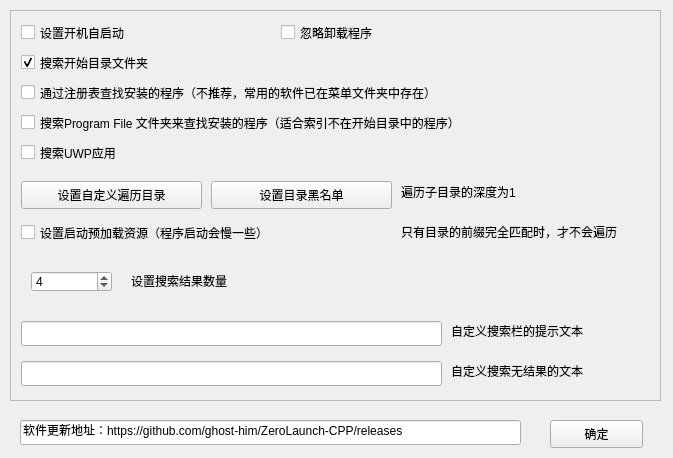
ghost-him/ZeroLaunch-CPP, file ui/settingwindow.ui: the form before one commit.
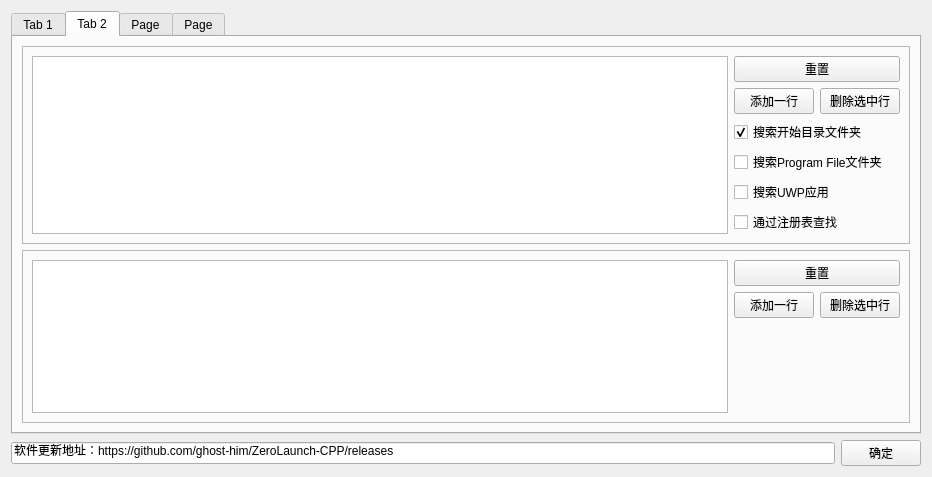
The form after the commit. The open tabs and pages were chosen to show the change.

Commit message: 重新设计了设置界面，并且完成了索引程序显示表的代码逻辑

```diff
--- a/ui/settingwindow.ui
+++ b/ui/settingwindow.ui
@@ -6,301 +6,425 @@
    <rect>
     <x>0</x>
     <y>0</y>
-    <width>673</width>
-    <height>458</height>
+    <width>932</width>
+    <height>477</height>
    </rect>
   </property>
   <property name="windowTitle">
    <string>Form</string>
   </property>
-  <widget class="QScrollArea" name="scrollArea">
-   <property name="geometry">
-    <rect>
-     <x>10</x>
-     <y>10</y>
-     <width>651</width>
-     <height>391</height>
-    </rect>
-   </property>
-   <property name="widgetResizable">
-    <bool>true</bool>
-   </property>
-   <widget class="QWidget" name="scrollAreaWidgetContents">
-    <property name="geometry">
-     <rect>
-      <x>0</x>
-      <y>0</y>
-      <width>649</width>
-      <height>389</height>
-     </rect>
-    </property>
-    <widget class="QCheckBox" name="boxAutoStart">
-     <property name="geometry">
-      <rect>
-       <x>10</x>
-       <y>10</y>
-       <width>131</width>
-       <height>23</height>
-      </rect>
+  <layout class="QGridLayout" name="gridLayout_2">
+   <item row="0" column="0" colspan="2">
+    <widget class="QTabWidget" name="tabWidget">
+     <property name="toolTip">
+      <string>&lt;html&gt;&lt;head/&gt;&lt;body&gt;&lt;p&gt;&lt;br/&gt;&lt;/p&gt;&lt;/body&gt;&lt;/html&gt;</string>
      </property>
-     <property name="text">
-      <string>设置开机自启动</string>
+     <property name="currentIndex">
+      <number>3</number>
      </property>
+     <widget class="QWidget" name="programSetting">
+      <attribute name="title">
+       <string>Tab 1</string>
+      </attribute>
+      <layout class="QVBoxLayout" name="verticalLayout_3">
+       <item>
+        <widget class="QCheckBox" name="boxAutoStart">
+         <property name="text">
+          <string>设置开机自启动</string>
+         </property>
+        </widget>
+       </item>
+       <item>
+        <widget class="QCheckBox" name="boxPreLoadResource">
+         <property name="text">
+          <string>设置启动预加载资源（程序启动会慢一些）</string>
+         </property>
+        </widget>
+       </item>
+       <item>
+        <layout class="QHBoxLayout" name="horizontalLayout_5">
+         <item>
+          <widget class="QLineEdit" name="LEPlaceholderText"/>
+         </item>
+         <item>
+          <widget class="QLabel" name="label_5">
+           <property name="text">
+            <string>自定义搜索栏的提示文本</string>
+           </property>
+          </widget>
+         </item>
+        </layout>
+       </item>
+       <item>
+        <layout class="QHBoxLayout" name="horizontalLayout_6">
+         <item>
+          <widget class="QLineEdit" name="LEEmptyText"/>
+         </item>
+         <item>
+          <widget class="QLabel" name="label_4">
+           <property name="text">
+            <string>自定义搜索无结果的文本</string>
+           </property>
+          </widget>
+         </item>
+        </layout>
+       </item>
+       <item>
+        <layout class="QHBoxLayout" name="horizontalLayout_7" stretch="1,1,8">
+         <item>
+          <widget class="QSpinBox" name="spResultItemNumber">
+           <property name="minimum">
+            <number>1</number>
+           </property>
+           <property name="maximum">
+            <number>10</number>
+           </property>
+           <property name="value">
+            <number>4</number>
+           </property>
+          </widget>
+         </item>
+         <item>
+          <widget class="QLabel" name="label">
+           <property name="text">
+            <string>设置搜索结果数量</string>
+           </property>
+          </widget>
+         </item>
+         <item>
+          <spacer name="horizontalSpacer">
+           <property name="orientation">
+            <enum>Qt::Horizontal</enum>
+           </property>
+           <property name="sizeHint" stdset="0">
+            <size>
+             <width>40</width>
+             <height>20</height>
+            </size>
+           </property>
+          </spacer>
+         </item>
+        </layout>
+       </item>
+       <item>
+        <layout class="QHBoxLayout" name="horizontalLayout_10" stretch="1,1,8">
+         <item>
+          <widget class="QSpinBox" name="spRefreshDB">
+           <property name="minimum">
+            <number>5</number>
+           </property>
+           <property name="maximum">
+            <number>9999</number>
+           </property>
+           <property name="value">
+            <number>30</number>
+           </property>
+          </widget>
+         </item>
+         <item>
+          <widget class="QLabel" name="label_2">
+           <property name="text">
+            <string>数据库刷新时间（分钟）</string>
+           </property>
+          </widget>
+         </item>
+         <item>
+          <spacer name="horizontalSpacer_2">
+           <property name="orientation">
+            <enum>Qt::Horizontal</enum>
+           </property>
+           <property name="sizeHint" stdset="0">
+            <size>
+             <width>40</width>
+             <height>20</height>
+            </size>
+           </property>
+          </spacer>
+         </item>
+        </layout>
+       </item>
+       <item>
+        <spacer name="verticalSpacer_2">
+         <property name="orientation">
+          <enum>Qt::Vertical</enum>
+         </property>
+         <property name="sizeHint" stdset="0">
+          <size>
+           <width>20</width>
+           <height>40</height>
+          </size>
+         </property>
+        </spacer>
+       </item>
+      </layout>
+     </widget>
+     <widget class="QWidget" name="pathSetting">
+      <attribute name="title">
+       <string>Tab 2</string>
+      </attribute>
+      <layout class="QGridLayout" name="gridLayout">
+       <item row="0" column="0">
+        <widget class="QFrame" name="frame">
+         <property name="frameShape">
+          <enum>QFrame::StyledPanel</enum>
+         </property>
+         <property name="frameShadow">
+          <enum>QFrame::Raised</enum>
+         </property>
+         <layout class="QHBoxLayout" name="horizontalLayout_2">
+          <item>
+           <widget class="QListWidget" name="searchList"/>
+          </item>
+          <item>
+           <layout class="QVBoxLayout" name="verticalLayout">
+            <item>
+             <widget class="QPushButton" name="btnResetSearchList">
+              <property name="text">
+               <string>重置</string>
+              </property>
+             </widget>
+            </item>
+            <item>
+             <layout class="QHBoxLayout" name="horizontalLayout">
+              <item>
+               <widget class="QPushButton" name="btnAddSearchItem">
+                <property name="text">
+                 <string>添加一行</string>
+                </property>
+               </widget>
+              </item>
+              <item>
+               <widget class="QPushButton" name="btnDelSearchItem">
+                <property name="text">
+                 <string>删除选中行</string>
+                </property>
+               </widget>
+              </item>
+             </layout>
+            </item>
+            <item>
+             <spacer name="verticalSpacer_3">
+              <property name="orientation">
+               <enum>Qt::Vertical</enum>
+              </property>
+              <property name="sizeHint" stdset="0">
+               <size>
+                <width>20</width>
+                <height>40</height>
+               </size>
+              </property>
+             </spacer>
+            </item>
+            <item>
+             <widget class="QCheckBox" name="boxSearchStartMenu">
+              <property name="enabled">
+               <bool>true</bool>
+              </property>
+              <property name="text">
+               <string>搜索开始目录文件夹</string>
+              </property>
+              <property name="checkable">
+               <bool>true</bool>
+              </property>
+              <property name="checked">
+               <bool>true</bool>
+              </property>
+             </widget>
+            </item>
+            <item>
+             <widget class="QCheckBox" name="boxSearchProgramFile">
+              <property name="text">
+               <string>搜索Program File文件夹</string>
+              </property>
+             </widget>
+            </item>
+            <item>
+             <widget class="QCheckBox" name="boxSearchUWP">
+              <property name="text">
+               <string>搜索UWP应用</string>
+              </property>
+             </widget>
+            </item>
+            <item>
+             <widget class="QCheckBox" name="boxSearchRegistry">
+              <property name="text">
+               <string>通过注册表查找</string>
+              </property>
+             </widget>
+            </item>
+           </layout>
+          </item>
+         </layout>
+        </widget>
+       </item>
+       <item row="1" column="0">
+        <widget class="QFrame" name="frame_2">
+         <property name="frameShape">
+          <enum>QFrame::StyledPanel</enum>
+         </property>
+         <property name="frameShadow">
+          <enum>QFrame::Raised</enum>
+         </property>
+         <layout class="QHBoxLayout" name="horizontalLayout_4">
+          <item>
+           <widget class="QListWidget" name="bannedList"/>
+          </item>
+          <item>
+           <layout class="QVBoxLayout" name="verticalLayout_2">
+            <item>
+             <widget class="QPushButton" name="btnResetBannedList">
+              <property name="text">
+               <string>重置</string>
+              </property>
+             </widget>
+            </item>
+            <item>
+             <layout class="QHBoxLayout" name="horizontalLayout_3">
+              <item>
+               <widget class="QPushButton" name="btnAddBannedItem">
+                <property name="text">
+                 <string>添加一行</string>
+                </property>
+               </widget>
+              </item>
+              <item>
+               <widget class="QPushButton" name="btnDelBannedItem">
+                <property name="text">
+                 <string>删除选中行</string>
+                </property>
+               </widget>
+              </item>
+             </layout>
+            </item>
+            <item>
+             <spacer name="verticalSpacer">
+              <property name="orientation">
+               <enum>Qt::Vertical</enum>
+              </property>
+              <property name="sizeHint" stdset="0">
+               <size>
+                <width>20</width>
+                <height>40</height>
+               </size>
+              </property>
+             </spacer>
+            </item>
+           </layout>
+          </item>
+         </layout>
+        </widget>
+       </item>
+      </layout>
+     </widget>
+     <widget class="QWidget" name="tab">
+      <attribute name="title">
+       <string>Page</string>
+      </attribute>
+      <layout class="QHBoxLayout" name="horizontalLayout_8">
+       <item>
+        <widget class="QTableView" name="tableKeyFilter"/>
+       </item>
+       <item>
+        <layout class="QVBoxLayout" name="verticalLayout_4">
+         <item>
+          <widget class="QPushButton" name="btnResetKeyTable">
+           <property name="text">
+            <string>重置</string>
+           </property>
+          </widget>
+         </item>
+         <item>
+          <widget class="QPushButton" name="btnAddKeyItem">
+           <property name="text">
+            <string>添加一行</string>
+           </property>
+          </widget>
+         </item>
+         <item>
+          <widget class="QPushButton" name="btnDelKeyItem">
+           <property name="text">
+            <string>删除选中行</string>
+           </property>
+          </widget>
+         </item>
+         <item>
+          <widget class="QCheckBox" name="boxIgnoreUninstall">
+           <property name="text">
+            <string>忽略卸载程序</string>
+           </property>
+          </widget>
+         </item>
+         <item>
+          <spacer name="verticalSpacer_4">
+           <property name="orientation">
+            <enum>Qt::Vertical</enum>
+           </property>
+           <property name="sizeHint" stdset="0">
+            <size>
+             <width>20</width>
+             <height>40</height>
+            </size>
+           </property>
+          </spacer>
+         </item>
+        </layout>
+       </item>
+      </layout>
+     </widget>
+     <widget class="QWidget" name="tab_2">
+      <attribute name="title">
+       <string>Page</string>
+      </attribute>
+      <layout class="QHBoxLayout" name="horizontalLayout_9">
+       <item>
+        <widget class="QTableWidget" name="tableIndexedApp"/>
+       </item>
+       <item>
+        <layout class="QVBoxLayout" name="verticalLayout_5">
+         <item>
+          <widget class="QPushButton" name="pushButton">
+           <property name="text">
+            <string>刷新</string>
+           </property>
+          </widget>
+         </item>
+         <item>
+          <spacer name="verticalSpacer_5">
+           <property name="orientation">
+            <enum>Qt::Vertical</enum>
+           </property>
+           <property name="sizeHint" stdset="0">
+            <size>
+             <width>20</width>
+             <height>40</height>
+            </size>
+           </property>
+          </spacer>
+         </item>
+        </layout>
+       </item>
+      </layout>
+     </widget>
     </widget>
-    <widget class="QCheckBox" name="boxSearchStartMenu">
-     <property name="enabled">
-      <bool>true</bool>
-     </property>
-     <property name="geometry">
-      <rect>
-       <x>10</x>
-       <y>40</y>
-       <width>211</width>
-       <height>23</height>
-      </rect>
-     </property>
+   </item>
+   <item row="1" column="1">
+    <widget class="QPushButton" name="btnConfirm">
      <property name="text">
-      <string>搜索开始目录文件夹</string>
+      <string>确定</string>
      </property>
-     <property name="checkable">
-      <bool>true</bool>
-     </property>
-     <property name="checked">
-      <bool>true</bool>
-     </property>
     </widget>
-    <widget class="QCheckBox" name="boxSearchRegistry">
-     <property name="geometry">
-      <rect>
-       <x>10</x>
-       <y>70</y>
-       <width>531</width>
-       <height>23</height>
-      </rect>
-     </property>
+   </item>
+   <item row="1" column="0">
+    <widget class="QLineEdit" name="lineEdit">
      <property name="text">
-      <string>通过注册表查找安装的程序（不推荐，常用的软件已在菜单文件夹中存在）</string>
+      <string>软件更新地址：https://github.com/ghost-him/ZeroLaunch-CPP/releases</string>
      </property>
-    </widget>
-    <widget class="QCheckBox" name="boxSearchProgramFile">
-     <property name="geometry">
-      <rect>
-       <x>10</x>
-       <y>100</y>
-       <width>581</width>
-       <height>23</height>
-      </rect>
-     </property>
-     <property name="text">
-      <string>搜索Program File 文件夹来查找安装的程序（适合索引不在开始目录中的程序）</string>
-     </property>
-    </widget>
-    <widget class="QPushButton" name="btnCustomDir">
-     <property name="geometry">
-      <rect>
-       <x>10</x>
-       <y>170</y>
-       <width>181</width>
-       <height>28</height>
-      </rect>
-     </property>
-     <property name="text">
-      <string>设置自定义遍历目录</string>
-     </property>
-    </widget>
-    <widget class="QPushButton" name="btnBannedDir">
-     <property name="geometry">
-      <rect>
-       <x>200</x>
-       <y>170</y>
-       <width>181</width>
-       <height>28</height>
-      </rect>
-     </property>
-     <property name="text">
-      <string>设置目录黑名单</string>
-     </property>
-    </widget>
-    <widget class="QCheckBox" name="boxPreLoadResource">
-     <property name="geometry">
-      <rect>
-       <x>10</x>
-       <y>210</y>
-       <width>311</width>
-       <height>23</height>
-      </rect>
-     </property>
-     <property name="text">
-      <string>设置启动预加载资源（程序启动会慢一些）</string>
-     </property>
-    </widget>
-    <widget class="QSpinBox" name="spResultItemNumber">
-     <property name="geometry">
-      <rect>
-       <x>20</x>
-       <y>260</y>
-       <width>81</width>
-       <height>21</height>
-      </rect>
-     </property>
-     <property name="minimum">
-      <number>1</number>
-     </property>
-     <property name="maximum">
-      <number>10</number>
-     </property>
-     <property name="value">
-      <number>4</number>
-     </property>
-    </widget>
-    <widget class="QLabel" name="label">
-     <property name="geometry">
-      <rect>
-       <x>120</x>
-       <y>260</y>
-       <width>131</width>
-       <height>19</height>
-      </rect>
-     </property>
-     <property name="text">
-      <string>设置搜索结果数量</string>
-     </property>
-    </widget>
-    <widget class="QLabel" name="label_2">
-     <property name="geometry">
-      <rect>
-       <x>390</x>
-       <y>170</y>
-       <width>161</width>
-       <height>21</height>
-      </rect>
-     </property>
-     <property name="text">
-      <string>遍历子目录的深度为1</string>
-     </property>
-    </widget>
-    <widget class="QLabel" name="label_3">
-     <property name="geometry">
-      <rect>
-       <x>390</x>
-       <y>200</y>
-       <width>231</width>
-       <height>41</height>
-      </rect>
-     </property>
-     <property name="text">
-      <string>只有目录的前缀完全匹配时，才不会遍历</string>
-     </property>
-     <property name="scaledContents">
-      <bool>false</bool>
-     </property>
-     <property name="wordWrap">
+     <property name="readOnly">
       <bool>true</bool>
      </property>
     </widget>
-    <widget class="QLineEdit" name="LEPlaceholderText">
-     <property name="geometry">
-      <rect>
-       <x>10</x>
-       <y>310</y>
-       <width>421</width>
-       <height>25</height>
-      </rect>
-     </property>
-    </widget>
-    <widget class="QLabel" name="label_5">
-     <property name="geometry">
-      <rect>
-       <x>440</x>
-       <y>310</y>
-       <width>171</width>
-       <height>19</height>
-      </rect>
-     </property>
-     <property name="text">
-      <string>自定义搜索栏的提示文本</string>
-     </property>
-    </widget>
-    <widget class="QLineEdit" name="LEEmptyText">
-     <property name="geometry">
-      <rect>
-       <x>10</x>
-       <y>350</y>
-       <width>421</width>
-       <height>25</height>
-      </rect>
-     </property>
-    </widget>
-    <widget class="QLabel" name="label_4">
-     <property name="geometry">
-      <rect>
-       <x>440</x>
-       <y>350</y>
-       <width>181</width>
-       <height>19</height>
-      </rect>
-     </property>
-     <property name="text">
-      <string>自定义搜索无结果的文本</string>
-     </property>
-    </widget>
-    <widget class="QCheckBox" name="boxSearchUWP">
-     <property name="geometry">
-      <rect>
-       <x>10</x>
-       <y>130</y>
-       <width>541</width>
-       <height>23</height>
-      </rect>
-     </property>
-     <property name="text">
-      <string>搜索UWP应用</string>
-     </property>
-    </widget>
-    <widget class="QCheckBox" name="boxIgnoreUninstall">
-     <property name="geometry">
-      <rect>
-       <x>270</x>
-       <y>10</y>
-       <width>121</width>
-       <height>23</height>
-      </rect>
-     </property>
-     <property name="text">
-      <string>忽略卸载程序</string>
-     </property>
-    </widget>
-   </widget>
-  </widget>
-  <widget class="QPushButton" name="btnConfirm">
-   <property name="geometry">
-    <rect>
-     <x>550</x>
-     <y>420</y>
-     <width>93</width>
-     <height>28</height>
-    </rect>
-   </property>
-   <property name="text">
-    <string>确定</string>
-   </property>
-  </widget>
-  <widget class="QLineEdit" name="lineEdit">
-   <property name="geometry">
-    <rect>
-     <x>20</x>
-     <y>420</y>
-     <width>501</width>
-     <height>25</height>
-    </rect>
-   </property>
-   <property name="text">
-    <string>软件更新地址：https://github.com/ghost-him/ZeroLaunch-CPP/releases</string>
-   </property>
-   <property name="readOnly">
-    <bool>true</bool>
-   </property>
-  </widget>
+   </item>
+  </layout>
  </widget>
  <resources/>
  <connections/>
```
The commit also changes 6 other files.
